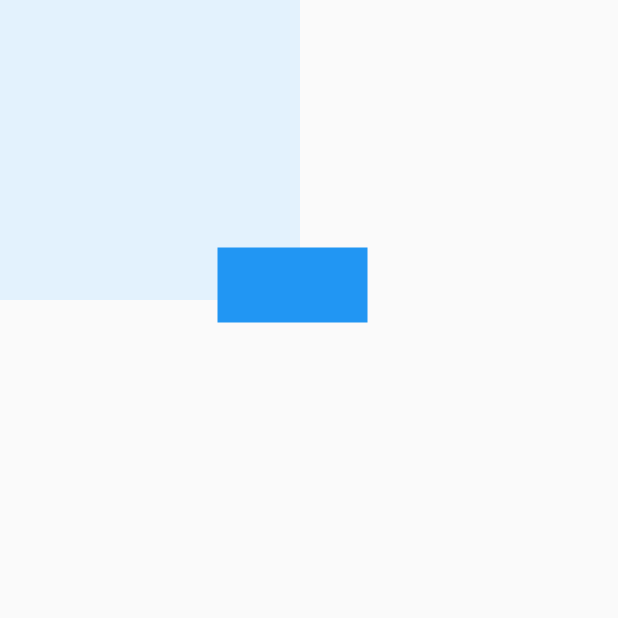
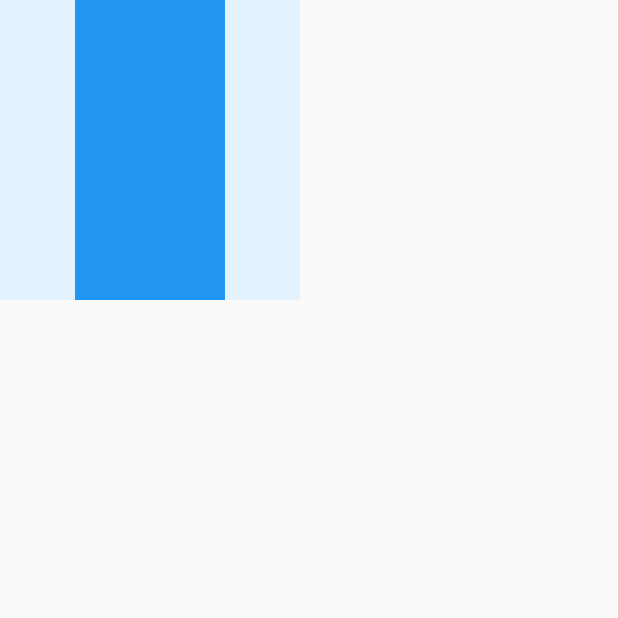
Before and after one commit to parthmehta1990/FlutterWidgetExample, a Flutter app: the screen it shows after launch, on a phone screen of 412 x 824 dp, the top half of it. Run offline on Flutter 3.47's test engine with Material 2 defaults, Android fonts, the phone set to English and light mode, and no system bars.

Commit message:
+SizedOverFlowBox widget Example done +Note Added

```diff
--- /dev/null
+++ b/lib/Boxes/SizedOverFlowBoxEx.dart
@@ -0,0 +1,34 @@
+import 'package:flutter/material.dart';
+
+class SizedOverFlowBoxEx extends StatelessWidget {
+  @override
+  Widget build(BuildContext context) {
+    return Scaffold(
+      body: SafeArea(
+        child: Container(
+          width: 200.0,
+          height: 200.0,
+          color: Colors.blue[50],
+          child: Align(
+            alignment: const Alignment(0, 0),
+            child: SizedBox(
+              width: 100.0,
+              height: 200.0,
+              child: SizedOverflowBox(
+                size: Size(40.0, 30.0),
+                child: Container(
+                  color: Colors.blue,
+                ),
+              ),
+            ),
+          ),
+        )
+      ),
+    );
+  }
+}
+
+/*
+* NOTE:
+* SizedOverFlowBox will align the component and then create component of the sized specified in Size of SizedOverFlowBox Widget
+**/
--- a/lib/main.dart
+++ b/lib/main.dart
@@ -15,6 +15,7 @@ import 'AspectRatioEx/AspectRatioEx.dart';
 import 'BottomNavigationWidget/BottomNavigation.dart';
 import 'Boxes/LimitedBoxEx.dart';
 import 'Boxes/OverFlowBoxEx.dart';
+import 'Boxes/SizedOverFlowBoxEx.dart';
 import 'ClipRect/ClipReacWidget.dart';
 import 'FlexibleEx/FliexibleEx.dart';
 import 'Future/FutureBuilderJson.dart';
@@ -36,7 +37,8 @@ class MyApp extends StatelessWidget {
       theme: ThemeData(
         primarySwatch: Colors.blue,
       ),
-      home:OverFlowBoxEx()
+      home:SizedOverFlowBoxEx()
+      //OverFlowBoxEx()
       //LimitedBoxEx()
       //AspectRatioEx()
       //SpacerEx()
```
